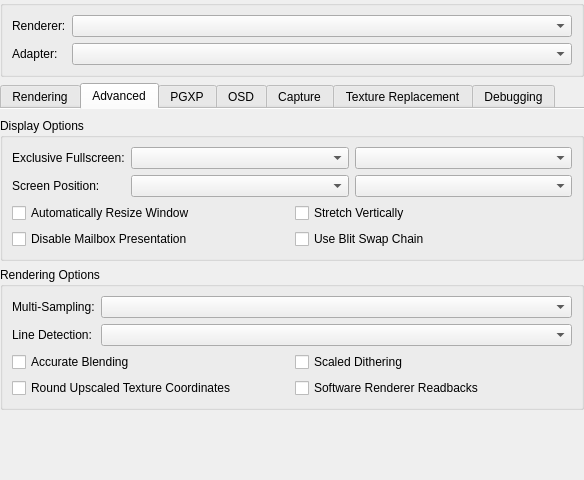
Qt form src/duckstation-qt/graphicssettingswidget.ui (kofxi3584karlayang/duckstation) before a commit.
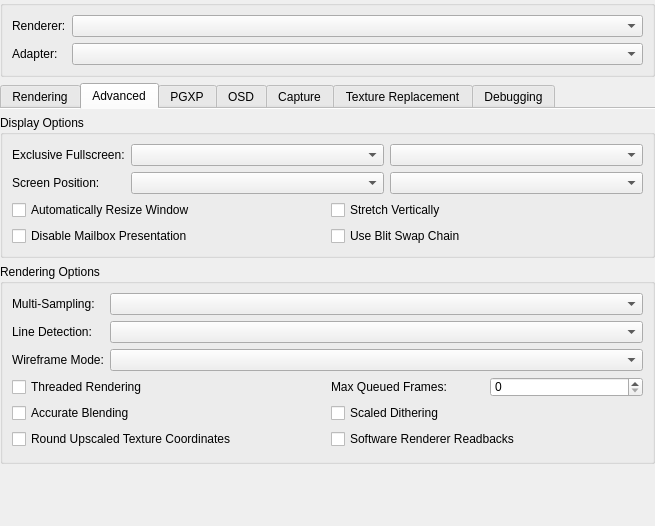
The same form after that commit. The open tabs and pages were chosen to show the change. Icons and pictures are not drawn.

Patch:
```diff
--- a/src/duckstation-qt/graphicssettingswidget.ui
+++ b/src/duckstation-qt/graphicssettingswidget.ui
@@ -6,8 +6,8 @@
    <rect>
     <x>0</x>
     <y>0</y>
-    <width>584</width>
-    <height>477</height>
+    <width>655</width>
+    <height>526</height>
    </rect>
   </property>
   <property name="windowTitle">
@@ -296,6 +296,9 @@
        <property name="leftMargin">
         <number>0</number>
        </property>
+       <property name="topMargin">
+        <number>6</number>
+       </property>
        <property name="rightMargin">
         <number>0</number>
        </property>
@@ -403,36 +406,71 @@
           <item row="1" column="1">
            <widget class="QComboBox" name="gpuLineDetectMode"/>
           </item>
-          <item row="2" column="0" colspan="2">
+          <item row="2" column="0">
+           <widget class="QLabel" name="gpuWireframeModeLabel">
+            <property name="text">
+             <string>Wireframe Mode:</string>
+            </property>
+           </widget>
+          </item>
+          <item row="2" column="1">
+           <widget class="QComboBox" name="gpuWireframeMode"/>
+          </item>
+          <item row="3" column="0" colspan="2">
            <layout class="QGridLayout" name="gridLayout_5">
-            <item row="0" column="1">
-             <widget class="QCheckBox" name="scaledDithering">
-              <property name="text">
-               <string>Scaled Dithering</string>
-              </property>
-             </widget>
-            </item>
-            <item row="1" column="0">
+            <item row="2" column="0">
              <widget class="QCheckBox" name="forceRoundedTexcoords">
               <property name="text">
                <string>Round Upscaled Texture Coordinates</string>
               </property>
              </widget>
             </item>
-            <item row="0" column="0">
-             <widget class="QCheckBox" name="accurateBlending">
-              <property name="text">
-               <string>Accurate Blending</string>
-              </property>
-             </widget>
-            </item>
-            <item row="1" column="1">
+            <item row="2" column="1">
              <widget class="QCheckBox" name="useSoftwareRendererForReadbacks">
               <property name="text">
                <string>Software Renderer Readbacks</string>
               </property>
              </widget>
             </item>
+            <item row="1" column="1">
+             <widget class="QCheckBox" name="scaledDithering">
+              <property name="text">
+               <string>Scaled Dithering</string>
+              </property>
+             </widget>
+            </item>
+            <item row="1" column="0">
+             <widget class="QCheckBox" name="accurateBlending">
+              <property name="text">
+               <string>Accurate Blending</string>
+              </property>
+             </widget>
+            </item>
+            <item row="0" column="0">
+             <widget class="QCheckBox" name="gpuThread">
+              <property name="text">
+               <string>Threaded Rendering</string>
+              </property>
+             </widget>
+            </item>
+            <item row="0" column="1">
+             <layout class="QHBoxLayout" name="horizontalLayout_12" stretch="0,0">
+              <item>
+               <widget class="QLabel" name="maxQueuedFramesLabel">
+                <property name="text">
+                 <string>Max Queued Frames:</string>
+                </property>
+               </widget>
+              </item>
+              <item>
+               <widget class="QSpinBox" name="maxQueuedFrames">
+                <property name="maximum">
+                 <number>10</number>
+                </property>
+               </widget>
+              </item>
+             </layout>
+            </item>
            </layout>
           </item>
          </layout>
@@ -1264,54 +1302,6 @@
        <property name="bottomMargin">
         <number>0</number>
        </property>
-       <item>
-        <widget class="QGroupBox" name="groupBox_11">
-         <property name="title">
-          <string>Rendering Options</string>
-         </property>
-         <layout class="QFormLayout" name="formLayout_11">
-          <item row="0" column="0">
-           <widget class="QLabel" name="gpuWireframeModeLabel">
-            <property name="text">
-             <string>Wireframe Mode:</string>
-            </property>
-           </widget>
-          </item>
-          <item row="0" column="1">
-           <widget class="QComboBox" name="gpuWireframeMode"/>
-          </item>
-          <item row="1" column="0" colspan="2">
-           <layout class="QGridLayout" name="gridLayout_4">
-            <item row="0" column="0">
-             <layout class="QHBoxLayout" name="horizontalLayout_7" stretch="1,0,0">
-              <item>
-               <widget class="QCheckBox" name="gpuThread">
-                <property name="text">
-                 <string>Threaded Rendering</string>
-                </property>
-               </widget>
-              </item>
-              <item>
-               <widget class="QLabel" name="maxQueuedFramesLabel">
-                <property name="text">
-                 <string>Max Queued Frames:</string>
-                </property>
-               </widget>
-              </item>
-              <item>
-               <widget class="QSpinBox" name="maxQueuedFrames">
-                <property name="maximum">
-                 <number>10</number>
-                </property>
-               </widget>
-              </item>
-             </layout>
-            </item>
-           </layout>
-          </item>
-         </layout>
-        </widget>
-       </item>
        <item>
         <widget class="QGroupBox" name="gpuDumpGroup">
          <property name="title">
```
Left out of the diff: 18 changed lines with no effect on the pictures.
